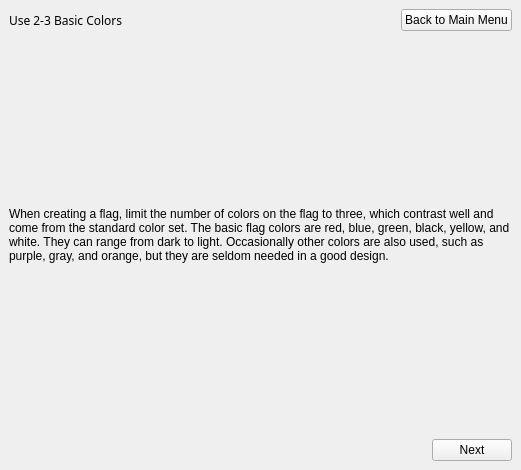
Before: the Qt Designer form usebasiccolorslesson.ui in zxjorge/EDApp, drawn with Qt 5.
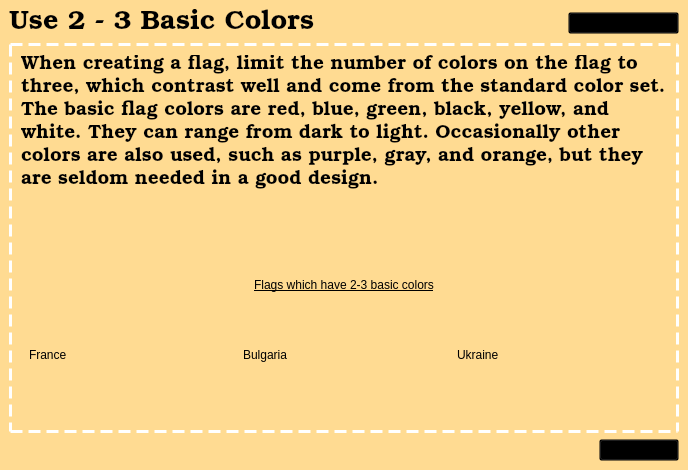
After: the same form once the commit is applied. Icons and pictures are not drawn.

Commit message: revamped first page for symbolism and basic colors

Diff of the .ui file:
```diff
--- a/usebasiccolorslesson.ui
+++ b/usebasiccolorslesson.ui
@@ -6,7 +6,7 @@
    <rect>
     <x>0</x>
     <y>0</y>
-    <width>521</width>
+    <width>688</width>
     <height>470</height>
    </rect>
   </property>
@@ -14,20 +14,32 @@
    <string>StackedWidget</string>
   </property>
   <widget class="QWidget" name="page">
-   <layout class="QVBoxLayout" name="verticalLayout_2">
+   <property name="styleSheet">
+    <string notr="true">background-color: rgb(255, 219, 146);</string>
+   </property>
+   <layout class="QVBoxLayout" name="verticalLayout_5">
+    <item>
+     <layout class="QVBoxLayout" name="verticalLayout_4">
     <item>
      <layout class="QVBoxLayout" name="verticalLayout">
       <item>
        <layout class="QHBoxLayout" name="horizontalLayout">
         <item>
-         <widget class="QLabel" name="label_7">
+           <widget class="QLabel" name="label">
           <property name="font">
            <font>
-            <family>Stencil</family>
-           </font>
-          </property>
+              <family>Bookman Old Style</family>
+              <pointsize>20</pointsize>
+              <italic>false</italic>
+              <bold>false</bold>
+             </font>
+            </property>
+            <property name="styleSheet">
+             <string notr="true">font: 500 20pt &quot;Bookman Old Style&quot;;
+color: rgb(0, 0, 0);</string>
+            </property>
           <property name="text">
-           <string>Use 2-3 Basic Colors</string>
+             <string>Use 2 - 3 Basic Colors</string>
           </property>
          </widget>
         </item>
@@ -46,6 +58,13 @@
         </item>
         <item>
          <widget class="QPushButton" name="mainMenu">
+            <property name="styleSheet">
+             <string notr="true">
+text-decoration: underline; 
+font: 9pt &quot;Arial Narrow&quot;;
+background-color: transparent;
+ </string>
+            </property>
           <property name="text">
            <string>Back to Main Menu</string>
           </property>
@@ -54,19 +73,197 @@
        </layout>
       </item>
       <item>
-       <widget class="QLabel" name="label_8">
+         <widget class="QFrame" name="verticalFrame_9">
+          <property name="styleSheet">
+           <string notr="true">QFrame#verticalFrame_9 {
+        border: 3px dashed white;
+}
+</string>
+          </property>
+          <layout class="QVBoxLayout" name="verticalLayout_21">
+           <item>
+            <widget class="QLabel" name="label_2">
+             <property name="sizePolicy">
+              <sizepolicy hsizetype="Preferred" vsizetype="Fixed">
+               <horstretch>0</horstretch>
+               <verstretch>0</verstretch>
+              </sizepolicy>
+             </property>
+             <property name="maximumSize">
+              <size>
+               <width>16777215</width>
+               <height>16777</height>
+              </size>
+             </property>
+             <property name="font">
+              <font>
+               <family>Bookman Old Style</family>
+               <pointsize>14</pointsize>
+               <italic>false</italic>
+               <bold>false</bold>
+              </font>
+             </property>
+             <property name="styleSheet">
+              <string notr="true">font: 300 14pt &quot;Bookman Old Style&quot;;
+color: rgb(0, 0, 0);</string>
+             </property>
         <property name="text">
          <string>When creating a flag, limit the number of colors on the flag to three, which contrast well and come from the standard color set. The basic flag colors are red, blue, green, black, yellow, and white. They can range from dark to light. Occasionally other colors are also used, such as purple, gray, and orange, but they are seldom needed in a good design.</string>
         </property>
+             <property name="alignment">
+              <set>Qt::AlignLeading|Qt::AlignLeft|Qt::AlignTop</set>
+             </property>
         <property name="wordWrap">
          <bool>true</bool>
+             </property>
+            </widget>
+           </item>
+           <item>
+            <layout class="QVBoxLayout" name="verticalLayout_7">
+             <item>
+              <widget class="QLabel" name="label_3">
+               <property name="styleSheet">
+                <string notr="true">font: 300 13pt &quot;Bookman Old Style&quot;;
+text-decoration: underline;</string>
+               </property>
+               <property name="text">
+                <string>Flags which have 2-3 basic colors</string>
+               </property>
+               <property name="alignment">
+                <set>Qt::AlignCenter</set>
         </property>
        </widget>
       </item>
       <item>
        <layout class="QHBoxLayout" name="horizontalLayout_5">
         <item>
-         <spacer name="horizontalSpacer_5">
+                <layout class="QVBoxLayout" name="verticalLayout_10">
+                 <item>
+                  <widget class="QLabel" name="label_11">
+                   <property name="styleSheet">
+                    <string notr="true">font: 300 10pt &quot;Bookman Old Style&quot;;</string>
+                   </property>
+                   <property name="text">
+                    <string>France</string>
+                   </property>
+                  </widget>
+                 </item>
+                 <item>
+                  <widget class="QLabel" name="label_10">
+                   <property name="sizePolicy">
+                    <sizepolicy hsizetype="Fixed" vsizetype="Fixed">
+                     <horstretch>0</horstretch>
+                     <verstretch>0</verstretch>
+                    </sizepolicy>
+                   </property>
+                   <property name="maximumSize">
+                    <size>
+                     <width>200</width>
+                     <height>100</height>
+                    </size>
+                   </property>
+                   <property name="text">
+                    <string/>
+                   </property>
+                   <property name="pixmap">
+                    <pixmap resource="Resources.qrc">:/Flags/fr.png</pixmap>
+                   </property>
+                   <property name="scaledContents">
+                    <bool>true</bool>
+                   </property>
+                  </widget>
+                 </item>
+                </layout>
+               </item>
+               <item>
+                <layout class="QVBoxLayout" name="verticalLayout_8">
+                 <item>
+                  <widget class="QLabel" name="label_7">
+                   <property name="styleSheet">
+                    <string notr="true">font: 300 10pt &quot;Bookman Old Style&quot;;</string>
+                   </property>
+                   <property name="text">
+                    <string>Bulgaria</string>
+                   </property>
+                  </widget>
+                 </item>
+                 <item>
+                  <widget class="QLabel" name="label_8">
+                   <property name="sizePolicy">
+                    <sizepolicy hsizetype="Fixed" vsizetype="Fixed">
+                     <horstretch>0</horstretch>
+                     <verstretch>0</verstretch>
+                    </sizepolicy>
+                   </property>
+                   <property name="maximumSize">
+                    <size>
+                     <width>200</width>
+                     <height>100</height>
+                    </size>
+                   </property>
+                   <property name="text">
+                    <string/>
+                   </property>
+                   <property name="pixmap">
+                    <pixmap resource="Resources.qrc">:/Flags/bg.png</pixmap>
+                   </property>
+                   <property name="scaledContents">
+                    <bool>true</bool>
+                   </property>
+                  </widget>
+                 </item>
+                </layout>
+               </item>
+               <item>
+                <layout class="QVBoxLayout" name="verticalLayout_9">
+                 <item>
+                  <widget class="QLabel" name="label_6">
+                   <property name="styleSheet">
+                    <string notr="true">font: 300 10pt &quot;Bookman Old Style&quot;;</string>
+                   </property>
+                   <property name="text">
+                    <string>Ukraine</string>
+                   </property>
+                  </widget>
+                 </item>
+                 <item>
+                  <widget class="QLabel" name="label_9">
+                   <property name="sizePolicy">
+                    <sizepolicy hsizetype="Fixed" vsizetype="Fixed">
+                     <horstretch>0</horstretch>
+                     <verstretch>0</verstretch>
+                    </sizepolicy>
+                   </property>
+                   <property name="maximumSize">
+                    <size>
+                     <width>200</width>
+                     <height>100</height>
+                    </size>
+                   </property>
+                   <property name="text">
+                    <string/>
+                   </property>
+                   <property name="pixmap">
+                    <pixmap resource="Resources.qrc">:/Flags/ua.png</pixmap>
+                   </property>
+                   <property name="scaledContents">
+                    <bool>true</bool>
+                   </property>
+                  </widget>
+                 </item>
+                </layout>
+               </item>
+              </layout>
+             </item>
+            </layout>
+           </item>
+          </layout>
+         </widget>
+        </item>
+        <item>
+         <layout class="QHBoxLayout" name="horizontalLayout_4">
+          <item>
+           <spacer name="horizontalSpacer_4">
           <property name="orientation">
            <enum>Qt::Horizontal</enum>
           </property>
@@ -80,10 +277,17 @@
         </item>
         <item>
          <widget class="QPushButton" name="nextButton">
+            <property name="styleSheet">
+             <string notr="true">text-decoration: underline; 
+font: 9pt &quot;Arial Narrow&quot;;
+background-color: transparent;</string>
+            </property>
           <property name="text">
            <string>Next</string>
           </property>
          </widget>
+          </item>
+         </layout>
         </item>
        </layout>
       </item>
```
Left out of the diff: 6 changed lines with no effect on the pictures. Lines whose indentation alone changed are shown as unchanged. The commit also changes 1 other file.
